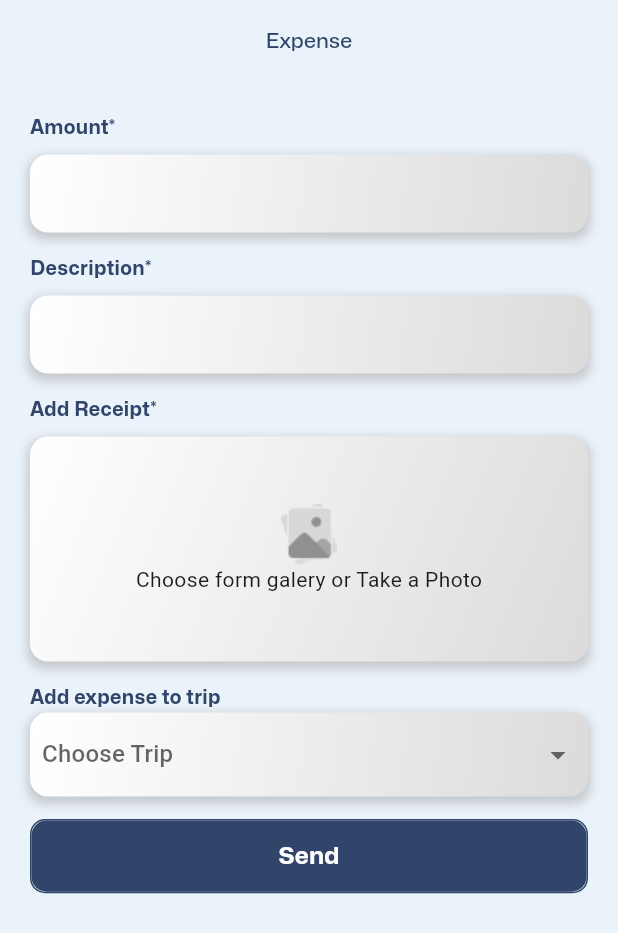
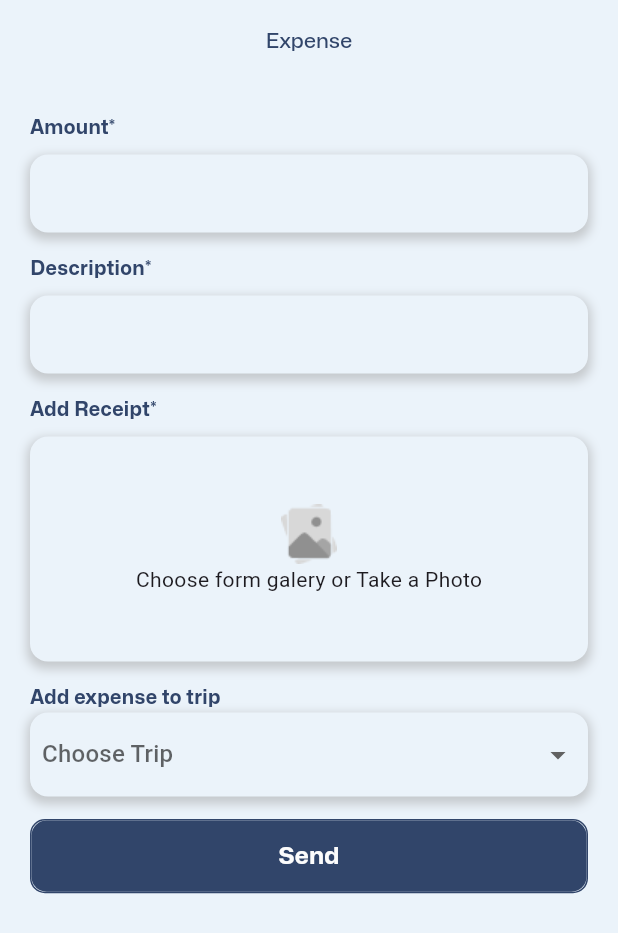
Before and after one commit to Chimera-pkg/new-screen, a Flutter app: the ExpenseScreen screen opened by its route, on a phone screen of 412 x 824 dp. Shown: the top 933 px of the screen. Run offline on Flutter 3.47's test engine with Material 3 defaults, Android fonts, the phone set to English and light mode, and no system bars; our stand-ins replace flutter_login, flutter_onboarding_slider, flutter_svg, font_awesome_flutter, geolocator, get and 8 more; missing offline and left inert: amplify_api, amplify_auth_cognito, amplify_authenticator, amplify_flutter, dart:ffi, flutter_polyline_points; accounts and stored records are empty; Roboto replaces fonts that are missing (Nunito); project files that could hold a hidden picture were left out.

Commit message:
[FIX] minor Background color, fix gradient instead

```diff
--- a/lib/screens/expense/expense_screen.dart
+++ b/lib/screens/expense/expense_screen.dart
@@ -51,11 +51,12 @@ class ExpenseScreen extends StatelessWidget {
               Container(
                 decoration: BoxDecoration(
                   borderRadius: BorderRadius.circular(12.0),
-                  gradient: LinearGradient(
-                    colors: [Colors.white, colorGrey],
-                    begin: Alignment.topLeft,
-                    end: Alignment.bottomRight,
-                  ),
+                  color: colorBackground,
+                  // gradient: LinearGradient(
+                  //   colors: [Colors.white, colorGrey],
+                  //   begin: Alignment.topLeft,
+                  //   end: Alignment.bottomRight,
+                  // ),
                   boxShadow: [
                     BoxShadow(
                       color: Colors.grey.withOpacity(0.5),
@@ -92,11 +93,12 @@ class ExpenseScreen extends StatelessWidget {
               Container(
                 decoration: BoxDecoration(
                   borderRadius: BorderRadius.circular(12.0),
-                  gradient: LinearGradient(
-                    colors: [Colors.white, colorGrey],
-                    begin: Alignment.topLeft,
-                    end: Alignment.bottomRight,
-                  ),
+                  color: colorBackground,
+                  // gradient: LinearGradient(
+                  //   colors: [Colors.white, colorGrey],
+                  //   begin: Alignment.topLeft,
+                  //   end: Alignment.bottomRight,
+                  // ),
                   boxShadow: [
                     BoxShadow(
                       color: Colors.grey.withOpacity(0.5),
@@ -140,11 +142,12 @@ class ExpenseScreen extends StatelessWidget {
                           decoration: BoxDecoration(
                             // border: Border.all(width: 1),
                             borderRadius: BorderRadius.circular(12.0),
-                            gradient: LinearGradient(
-                              colors: [Colors.white, colorGrey],
-                              begin: Alignment.topLeft,
-                              end: Alignment.bottomRight,
-                            ),
+                            color: colorBackground,
+                            // gradient: LinearGradient(
+                            //   colors: [Colors.white, colorGrey],
+                            //   begin: Alignment.topLeft,
+                            //   end: Alignment.bottomRight,
+                            // ),
                             boxShadow: [
                               BoxShadow(
                                 color: Colors.grey.withOpacity(0.5),
@@ -184,11 +187,12 @@ class ExpenseScreen extends StatelessWidget {
                 height: 56,
                 decoration: BoxDecoration(
                   borderRadius: BorderRadius.circular(12.0),
-                  gradient: LinearGradient(
-                    colors: [Colors.white, colorGrey],
-                    begin: Alignment.topLeft,
-                    end: Alignment.bottomRight,
-                  ),
+                  color: colorBackground,
+                  // gradient: LinearGradient(
+                  //   colors: [Colors.white, colorGrey],
+                  //   begin: Alignment.topLeft,
+                  //   end: Alignment.bottomRight,
+                  // ),
                   boxShadow: [
                     BoxShadow(
                       color: Colors.grey.withOpacity(0.5),
--- a/lib/widgets/search_bar.dart
+++ b/lib/widgets/search_bar.dart
@@ -1,4 +1,5 @@
 import 'package:flutter/material.dart';
+import 'package:skribex_app/utils/constant/themes.dart';
 
 class SearchBarApp extends StatefulWidget {
   const SearchBarApp({super.key});
```
Also changed, not shown: lib/screens/auth/forgot_password_screen.dart (+6 -5 lines), lib/screens/auth/register_screen.dart (+16 -7 lines).
